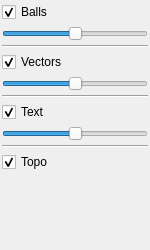
The window that Apps/Tuto/tuto5.ui (cgogn/CGoGN) describes before a commit, drawn with Qt 5.
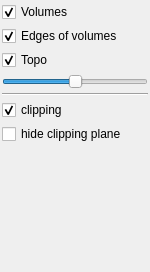
The same window after the commit.

```diff
--- a/Apps/Tuto/tuto5.ui
+++ b/Apps/Tuto/tuto5.ui
@@ -7,7 +7,7 @@
     <x>0</x>
     <y>0</y>
     <width>150</width>
-    <height>250</height>
+    <height>272</height>
    </rect>
   </property>
   <property name="minimumSize">
@@ -47,7 +47,7 @@
       <item>
        <widget class="QCheckBox" name="checkBox_balls">
         <property name="text">
-         <string>Balls</string>
+         <string>Volumes</string>
         </property>
         <property name="checked">
          <bool>true</bool>
@@ -55,76 +55,15 @@
        </widget>
       </item>
       <item>
-       <widget class="QSlider" name="slider_balls">
-        <property name="value">
-         <number>50</number>
-        </property>
-        <property name="orientation">
-         <enum>Qt::Horizontal</enum>
-        </property>
-       </widget>
-      </item>
-      <item>
-       <widget class="Line" name="line_2">
-        <property name="orientation">
-         <enum>Qt::Horizontal</enum>
-        </property>
-       </widget>
-      </item>
-      <item>
-       <widget class="QCheckBox" name="checkBox_vectors">
+       <widget class="QCheckBox" name="checkBox_edges">
         <property name="text">
-         <string>Vectors</string>
+         <string>Edges of volumes</string>
         </property>
         <property name="checked">
          <bool>true</bool>
         </property>
        </widget>
       </item>
-      <item>
-       <widget class="QSlider" name="slider_vectors">
-        <property name="value">
-         <number>50</number>
-        </property>
-        <property name="orientation">
-         <enum>Qt::Horizontal</enum>
-        </property>
-       </widget>
-      </item>
-      <item>
-       <widget class="Line" name="line">
-        <property name="orientation">
-         <enum>Qt::Horizontal</enum>
-        </property>
-       </widget>
-      </item>
-      <item>
-       <widget class="QCheckBox" name="checkBox_text">
-        <property name="text">
-         <string>Text</string>
-        </property>
-        <property name="checked">
-         <bool>true</bool>
-        </property>
-       </widget>
-      </item>
-      <item>
-       <widget class="QSlider" name="slider_text">
-        <property name="value">
-         <number>50</number>
-        </property>
-        <property name="orientation">
-         <enum>Qt::Horizontal</enum>
-        </property>
-       </widget>
-      </item>
-      <item>
-       <widget class="Line" name="line_3">
-        <property name="orientation">
-         <enum>Qt::Horizontal</enum>
-        </property>
-       </widget>
-      </item>
       <item>
        <widget class="QCheckBox" name="checkBox_topo">
         <property name="text">
@@ -135,6 +74,46 @@
         </property>
        </widget>
       </item>
+      <item>
+       <widget class="QSlider" name="slider_explode">
+        <property name="value">
+         <number>50</number>
+        </property>
+        <property name="orientation">
+         <enum>Qt::Horizontal</enum>
+        </property>
+       </widget>
+      </item>
+      <item>
+       <widget class="Line" name="line_3">
+        <property name="orientation">
+         <enum>Qt::Horizontal</enum>
+        </property>
+       </widget>
+      </item>
+      <item>
+       <widget class="QCheckBox" name="checkBox_plane">
+        <property name="text">
+         <string>clipping</string>
+        </property>
+        <property name="checkable">
+         <bool>true</bool>
+        </property>
+        <property name="checked">
+         <bool>true</bool>
+        </property>
+       </widget>
+      </item>
+      <item>
+       <widget class="QCheckBox" name="checkBox_hide">
+        <property name="enabled">
+         <bool>true</bool>
+        </property>
+        <property name="text">
+         <string>hide clipping plane</string>
+        </property>
+       </widget>
+      </item>
       <item>
        <spacer name="verticalSpacer">
         <property name="orientation">
```
Left out of the diff: 53 changed lines with no effect on the pictures.
